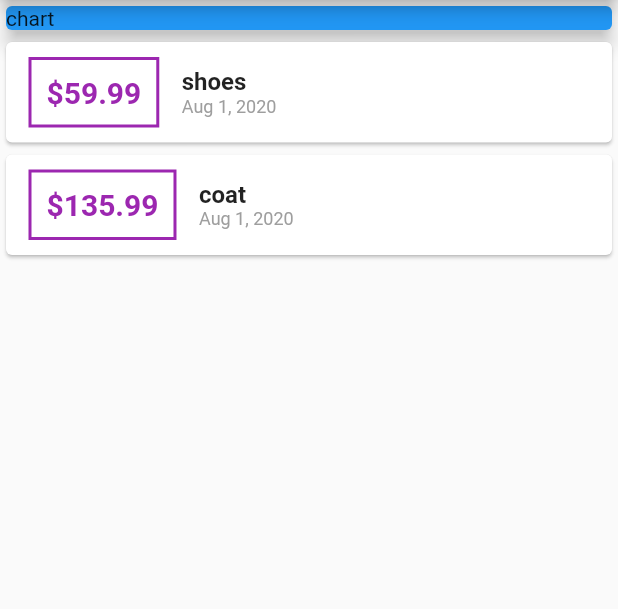
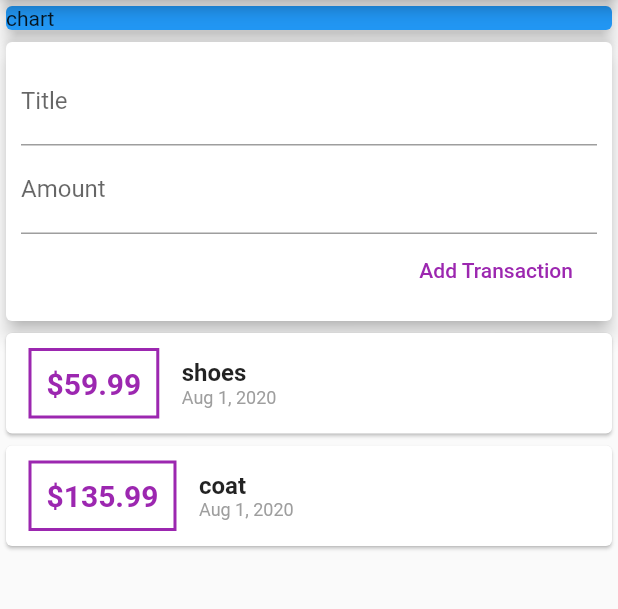
Before and after one commit to AdamTasma/flutter_expense_planner, a Flutter app: the screen it shows after launch, on a phone screen of 412 x 824 dp, the part 84-693 px from its top. Run offline on Flutter 3.47's test engine with Material 2 defaults, Android fonts, the phone set to English and light mode, and no system bars.

Commit message:
add text inputs to make new transactions. tried out both onChanged methods and Controllers.

```diff
--- a/lib/main.dart
+++ b/lib/main.dart
@@ -30,6 +30,11 @@ class MyHomePage extends StatelessWidget {
     ),
   ];
 
+//  String titleInput;
+//  String amountInput;
+  final titleController = TextEditingController();
+  final amountController = TextEditingController();
+
   @override
   Widget build(BuildContext context) {
     return Scaffold(
@@ -46,6 +51,37 @@ class MyHomePage extends StatelessWidget {
               color: Colors.blue,
               child: Text('chart'),
               elevation: 5,
+            ),
+          ),
+          Card(
+            elevation: 5,
+            child: Container(
+              padding: EdgeInsets.all(10),
+              child: Column(
+                crossAxisAlignment: CrossAxisAlignment.end,
+                children: <Widget>[
+                  TextField(
+                    decoration: InputDecoration(labelText: "Title"),
+                    // onChanged: (myVal) => titleInput = myVal, shorter notation example
+//                    onChanged: (myVal) {
+////                      titleInput = myVal;
+////                    },
+                    controller: titleController,
+                  ),
+                  TextField(
+                    decoration: InputDecoration(labelText: "Amount"),
+                    controller: amountController,
+//                    onChanged: (val) => amountInput = val,
+                  ),
+                  FlatButton(
+                    child: Text('Add Transaction'),
+                    textColor: Colors.purple,
+                    onPressed: () {
+                      // todo add the input to the list of transactions
+                    },
+                  )
+                ],
+              ),
             ),
           ),
           Column(
```
